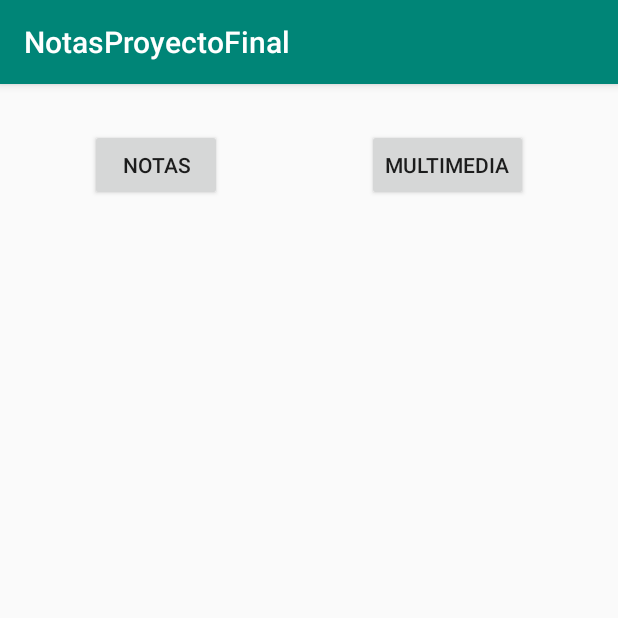
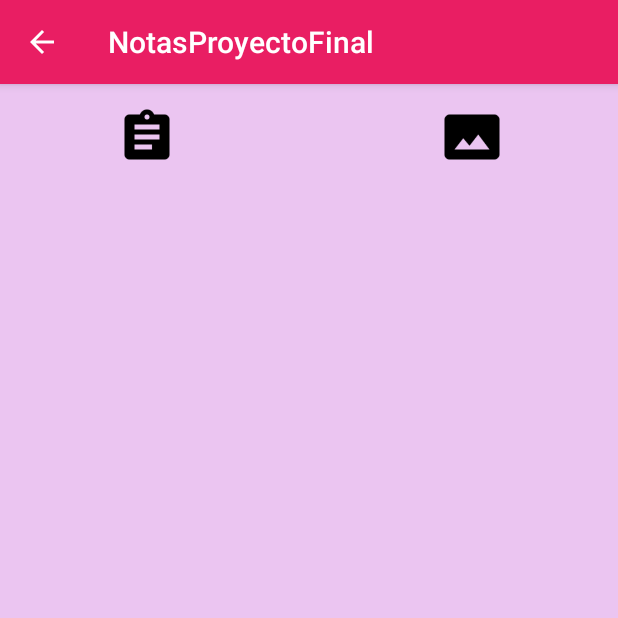
Before and after one commit to jlmv97/NotasProyectoFinal, an Android app: the Seleccion screen opened directly, with no data from a screen before it, on a phone screen of 412 x 824 dp, the top half of it. Run offline under Robolectric (Android 15) with nearby library versions, the phone set to English and light mode, and no system bars.

Commit message:
Se agrego el boton regresar para la actividad de seleccion atravez del archivo manifiesto, iconos y se mejoro la navegacion en general para futuras modificaciones.

```diff
--- a/app/src/main/java/com/example/notasproyectofinal/Seleccion.java
+++ b/app/src/main/java/com/example/notasproyectofinal/Seleccion.java
@@ -1,10 +1,15 @@
 package com.example.notasproyectofinal;
 
+import androidx.annotation.NonNull;
 import androidx.appcompat.app.AppCompatActivity;
 import androidx.fragment.app.FragmentTransaction;
 
+import android.content.Intent;
 import android.os.Bundle;
+import android.util.Log;
+import android.view.MenuItem;
 import android.view.View;
+import android.widget.Toolbar;
 
 import com.example.notasproyectofinal.MultimediaFragment.Multimedia;
 import com.example.notasproyectofinal.NotasFragment.Notas;
@@ -15,13 +20,13 @@ public class Seleccion extends AppCompatActivity {
     protected void onCreate(Bundle savedInstanceState) {
         super.onCreate(savedInstanceState);
         setContentView(R.layout.activity_seleccion);
+        getSupportActionBar().setDisplayHomeAsUpEnabled(true);
     }
 
     public void SeleccionarMultimedia(View view) {
         Multimedia mul = new Multimedia();
         FragmentTransaction transaction = getSupportFragmentManager().beginTransaction();
         transaction.replace(R.id.contenedor,mul)
-                .addToBackStack(null)
                 .commit();
 
     }
@@ -30,7 +35,7 @@ public class Seleccion extends AppCompatActivity {
         Notas nota = new Notas();
         FragmentTransaction transaction = getSupportFragmentManager().beginTransaction();
         transaction.replace(R.id.contenedor,nota)
-                .addToBackStack(null)
                 .commit();
     }
+
 }
--- a/app/src/main/res/layout/activity_main.xml
+++ b/app/src/main/res/layout/activity_main.xml
@@ -4,6 +4,7 @@
     xmlns:tools="http://schemas.android.com/tools"
     android:layout_width="match_parent"
     android:layout_height="match_parent"
+    android:background="#2A681BD3"
     tools:context=".MainActivity">
 
     <com.google.android.material.appbar.AppBarLayout
@@ -28,6 +29,6 @@
         android:layout_height="wrap_content"
         android:layout_gravity="bottom|end"
         android:layout_margin="@dimen/fab_margin"
-        app:srcCompat="@android:drawable/ic_dialog_email" />
+        app:srcCompat="@drawable/mas" />
 
 </androidx.coordinatorlayout.widget.CoordinatorLayout>
--- a/app/src/main/res/layout/activity_seleccion.xml
+++ b/app/src/main/res/layout/activity_seleccion.xml
@@ -4,39 +4,44 @@
     xmlns:tools="http://schemas.android.com/tools"
     android:layout_width="match_parent"
     android:layout_height="match_parent"
+    android:background="#EBC5F1"
     tools:context=".Seleccion">
-
-    <Button
-        android:id="@+id/btn_notas"
-        android:layout_width="wrap_content"
-        android:layout_height="wrap_content"
-        android:layout_marginStart="60dp"
-        android:layout_marginLeft="60dp"
-        android:layout_marginTop="30dp"
-        android:onClick="EnviarNotas"
-        android:text="Notas"
-        app:layout_constraintStart_toStartOf="parent"
-        app:layout_constraintTop_toTopOf="parent" />
-
-    <Button
-        android:id="@+id/btn_multimedia"
-        android:layout_width="wrap_content"
-        android:layout_height="wrap_content"
-        android:layout_marginTop="30dp"
-        android:layout_marginEnd="60dp"
-        android:layout_marginRight="60dp"
-        android:onClick="SeleccionarMultimedia"
-        android:text="Multimedia"
-        app:layout_constraintEnd_toEndOf="parent"
-        app:layout_constraintTop_toTopOf="parent" />
 
     <RelativeLayout
         android:id="@+id/contenedor"
         android:layout_width="match_parent"
-        android:layout_height="633dp"
+        android:layout_height="660dp"
+        android:paddingTop="85dp"
         app:layout_constraintBottom_toBottomOf="parent"
         app:layout_constraintEnd_toEndOf="parent"
-        app:layout_constraintStart_toStartOf="parent">
+        app:layout_constraintStart_toStartOf="parent" />
 
-    </RelativeLayout>
+    <ImageButton
+        android:id="@+id/btn_notas"
+        android:layout_width="175dp"
+        android:layout_height="40dp"
+        android:layout_marginStart="10dp"
+        android:layout_marginLeft="10dp"
+        android:layout_marginTop="15dp"
+        android:background="#00FFFFFF"
+        android:onClick="EnviarNotas"
+        android:scaleType="centerInside"
+        app:layout_constraintStart_toStartOf="parent"
+        app:layout_constraintTop_toTopOf="parent"
+        app:srcCompat="@drawable/ic_assignment_black_48dp" />
+
+    <ImageButton
+        android:id="@+id/btn_multimedia"
+        android:layout_width="175dp"
+        android:layout_height="40dp"
+        android:layout_marginTop="15dp"
+        android:layout_marginEnd="10dp"
+        android:layout_marginRight="10dp"
+        android:background="#00FFFFFF"
+        android:onClick="SeleccionarMultimedia"
+        android:scaleType="centerInside"
+        app:layout_constraintEnd_toEndOf="parent"
+        app:layout_constraintTop_toTopOf="parent"
+        app:srcCompat="@drawable/ic_photo_size_select_actual_black_48dp" />
+
 </androidx.constraintlayout.widget.ConstraintLayout>
--- a/app/src/main/res/values/colors.xml
+++ b/app/src/main/res/values/colors.xml
@@ -1,6 +1,11 @@
 <?xml version="1.0" encoding="utf-8"?>
 <resources>
-    <color name="colorPrimary">#008577</color>
-    <color name="colorPrimaryDark">#00574B</color>
-    <color name="colorAccent">#D81B60</color>
+    <color name="colorPrimary">#E91E63</color>
+    <color name="colorPrimary_Dark">#C2185B</color>
+    <color name="colorPrimary_Light">#F8BBD0</color>
+    <color name="colorAccent">#8BC34A</color>
+    <color name="colorPrimary_Text">#212121</color>
+    <color name="colorSecondary_Text">#757575</color>
+    <color name="colorIcons">#FFFFFF</color>
+    <color name="colorDivider">#BDBDBD</color>
 </resources>
--- a/app/src/main/res/values/styles.xml
+++ b/app/src/main/res/values/styles.xml
@@ -4,7 +4,7 @@
     <style name="AppTheme" parent="Theme.AppCompat.Light.DarkActionBar">
         <!-- Customize your theme here. -->
         <item name="colorPrimary">@color/colorPrimary</item>
-        <item name="colorPrimaryDark">@color/colorPrimaryDark</item>
+        <item name="colorPrimaryDark">@color/colorPrimary_Dark</item>
         <item name="colorAccent">@color/colorAccent</item>
     </style>
 
```
Also changed, not shown: app/src/main/AndroidManifest.xml (+6 -1 lines), app/src/main/res/layout/multimedia_fragment.xml (+6 -51 lines), app/src/main/res/layout/notas_fragment.xml (+9 -6 lines), app/src/main/res/drawable/ic_assignment_black_48dp.png (added), app/src/main/res/drawable/ic_photo_size_select_actual_black_48dp.png (added), app/src/main/res/drawable/mas.png (added), 8 other files.
